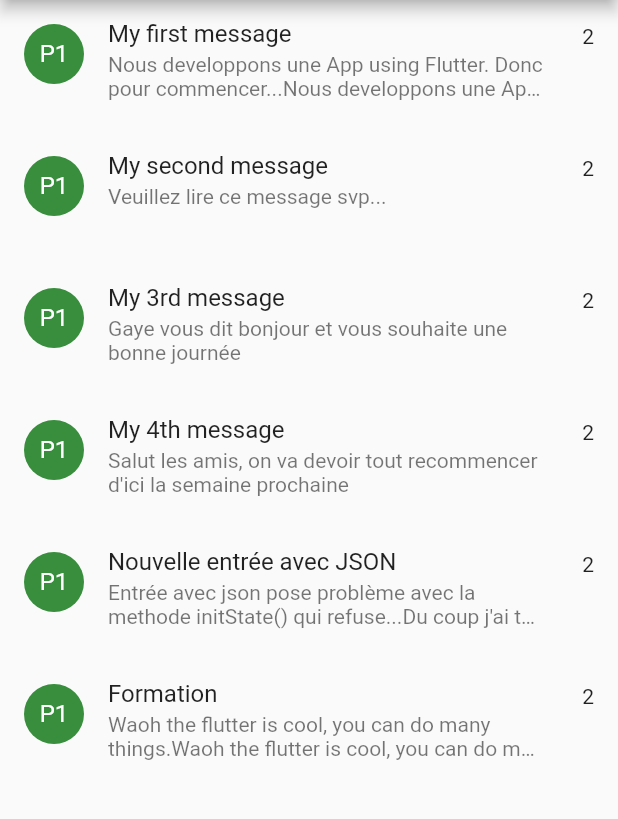
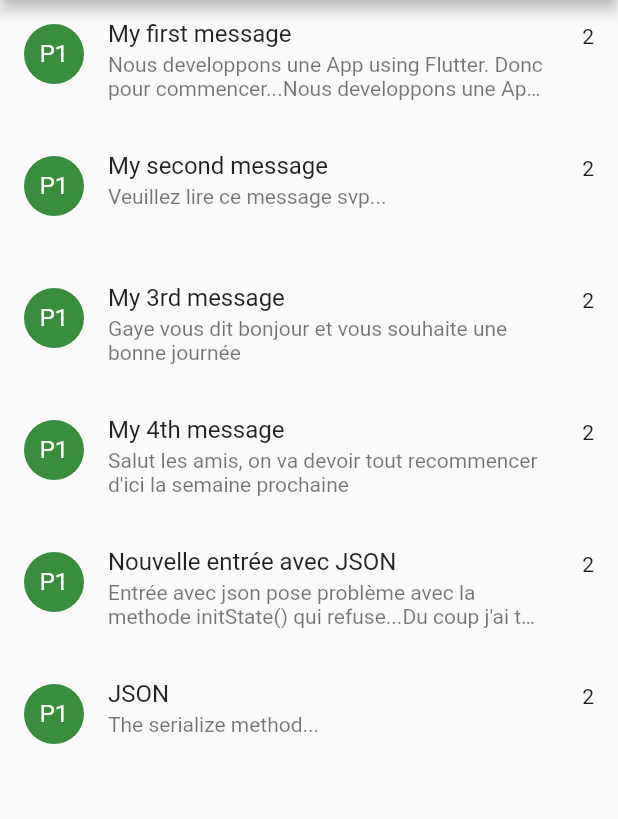
Before and after one commit to chrisGaye/flutter_volkeno, a Flutter app: the screen it shows after launch, on a phone screen of 412 x 824 dp, the part 84-903 px from its top. Run offline on Flutter 3.47's test engine with Material 2 defaults, Android fonts, the phone set to English and light mode, and no system bars.

Commit message:
Message et Serialize

```diff
--- a/lib/main.dart
+++ b/lib/main.dart
@@ -59,13 +59,14 @@ class _MessageListState extends State<MessageList> {
         "body" : "Entrée avec json pose problème avec la methode initState() qui refuse...Du coup j'ai tout mis dans le main.dart"
      },
      {
-        "subject": "Formation",
-        "body" : "Waoh the flutter is cool, you can do many things.Waoh the flutter is cool, you can do many things."
+        "subject": "JSON",
+        "body" : "The serialize method..."
      }
 
 ];
 
     // Future loadMessageList() async{
+
       // http.Response response = await http.get('http://www.mocky.io/v2/5eab1f903300005400760738');
       // String content = response.body;
     //   var content = await rootBundle.loadString('data/message.json');
```
Also changed, not shown: 6 other files.
